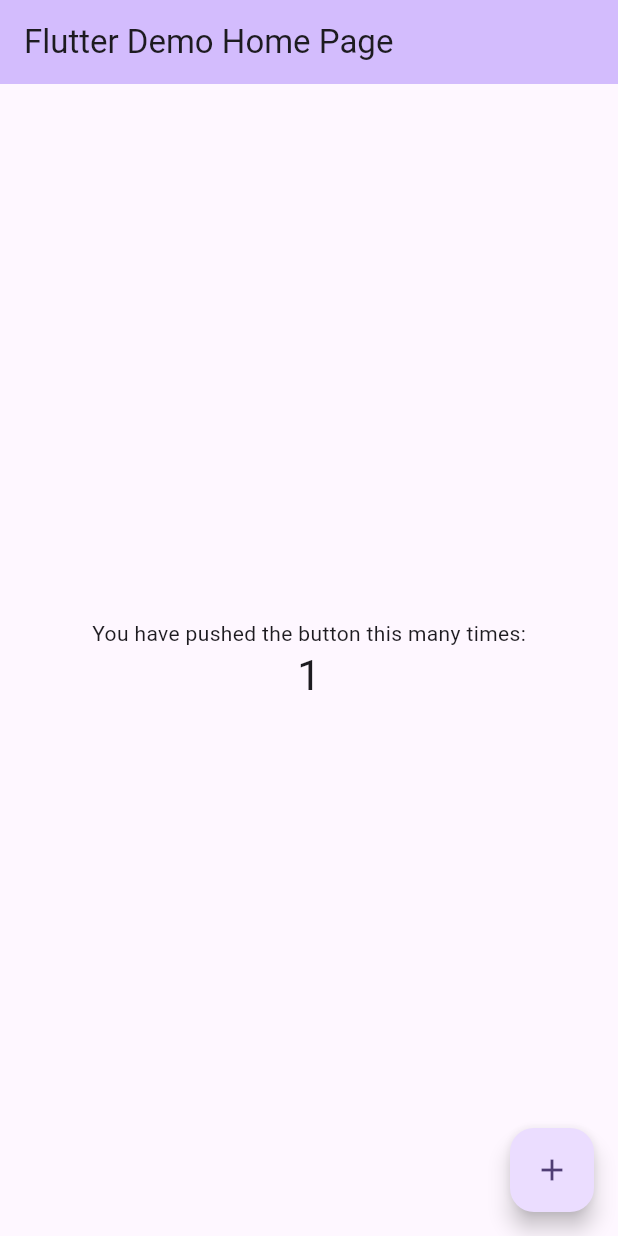
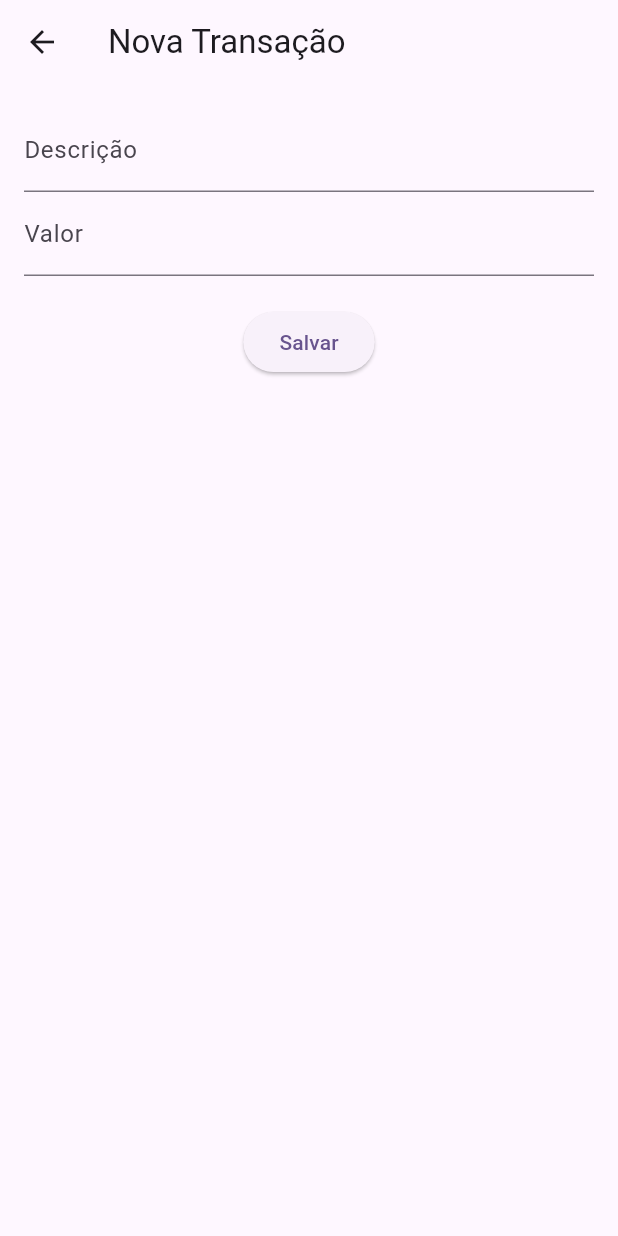
Before and after one commit to renanjava/faculdade-6s, a Flutter app: the screen it shows after launch, after a tap on the "add" icon, on a phone screen of 412 x 824 dp. Run offline on Flutter 3.47's test engine with Material 3 defaults, Android fonts, the phone set to English and light mode, and no system bars.

Commit message:
commit 3

```diff
--- a/flutter-2semestre/atv1_2bim/lib/main.dart
+++ b/flutter-2semestre/atv1_2bim/lib/main.dart
@@ -1,4 +1,6 @@
 import 'package:flutter/material.dart';
+import 'screens/form.dart';
+import 'model/transaction.dart';
 
 void main() {
   runApp(const MyApp());
@@ -6,47 +8,21 @@
 
 class MyApp extends StatelessWidget {
   const MyApp({super.key});
-
-  // This widget is the root of your application.
   @override
   Widget build(BuildContext context) {
     return MaterialApp(
-      title: 'Flutter Demo',
+      title: 'Aplicação Bancária',
       theme: ThemeData(
-        // This is the theme of your application.
-        //
-        // TRY THIS: Try running your application with "flutter run". You'll see
-        // the application has a purple toolbar. Then, without quitting the app,
-        // try changing the seedColor in the colorScheme below to Colors.green
-        // and then invoke "hot reload" (save your changes or press the "hot
-        // reload" button in a Flutter-supported IDE, or press "r" if you used
-        // the command line to start the app).
-        //
-        // Notice that the counter didn't reset back to zero; the application
-        // state is not lost during the reload. To reset the state, use hot
-        // restart instead.
-        //
-        // This works for code too, not just values: Most code changes can be
-        // tested with just a hot reload.
         colorScheme: ColorScheme.fromSeed(seedColor: Colors.deepPurple),
         useMaterial3: true,
       ),
-      home: const MyHomePage(title: 'Flutter Demo Home Page'),
+      home: const MyHomePage(title: 'Aplicação Bancária'),
     );
   }
 }
 
 class MyHomePage extends StatefulWidget {
   const MyHomePage({super.key, required this.title});
-
-  // This widget is the home page of your application. It is stateful, meaning
-  // that it has a State object (defined below) that contains fields that affect
-  // how it looks.
-
-  // This class is the configuration for the state. It holds the values (in this
-  // case the title) provided by the parent (in this case the App widget) and
-  // used by the build method of the State. Fields in a Widget subclass are
-  // always marked "final".
 
   final String title;
 
@@ -55,71 +31,58 @@
 }
 
 class _MyHomePageState extends State<MyHomePage> {
-  int _counter = 0;
-
-  void _incrementCounter() {
-    setState(() {
-      // This call to setState tells the Flutter framework that something has
-      // changed in this State, which causes it to rerun the build method below
-      // so that the display can reflect the updated values. If we changed
-      // _counter without calling setState(), then the build method would not be
-      // called again, and so nothing would appear to happen.
-      _counter++;
+  final List<Transaction> _transacoes = [];
+  void _adicionarNovaTransacao() {
+    Navigator.push(
+      context,
+      MaterialPageRoute(
+        builder: (context) => TransactionForm(),
+      ),
+    ).then((result) {
+      if (result != null && result is Transaction) {
+        setState(() {
+          _transacoes.add(result);
+        });
+      }
     });
   }
 
   @override
   Widget build(BuildContext context) {
-    // This method is rerun every time setState is called, for instance as done
-    // by the _incrementCounter method above.
-    //
-    // The Flutter framework has been optimized to make rerunning build methods
-    // fast, so that you can just rebuild anything that needs updating rather
-    // than having to individually change instances of widgets.
     return Scaffold(
       appBar: AppBar(
-        // TRY THIS: Try changing the color here to a specific color (to
-        // Colors.amber, perhaps?) and trigger a hot reload to see the AppBar
-        // change color while the other colors stay the same.
         backgroundColor: Theme.of(context).colorScheme.inversePrimary,
-        // Here we take the value from the MyHomePage object that was created by
-        // the App.build method, and use it to set our appbar title.
         title: Text(widget.title),
       ),
       body: Center(
-        // Center is a layout widget. It takes a single child and positions it
-        // in the middle of the parent.
         child: Column(
-          // Column is also a layout widget. It takes a list of children and
-          // arranges them vertically. By default, it sizes itself to fit its
-          // children horizontally, and tries to be as tall as its parent.
-          //
-          // Column has various properties to control how it sizes itself and
-          // how it positions its children. Here we use mainAxisAlignment to
-          // center the children vertically; the main axis here is the vertical
-          // axis because Columns are vertical (the cross axis would be
-          // horizontal).
-          //
-          // TRY THIS: Invoke "debug painting" (choose the "Toggle Debug Paint"
-          // action in the IDE, or press "p" in the console), to see the
-          // wireframe for each widget.
           mainAxisAlignment: MainAxisAlignment.center,
           children: <Widget>[
             const Text(
-              'You have pushed the button this many times:',
+              'Transações:',
             ),
-            Text(
-              '$_counter',
-              style: Theme.of(context).textTheme.headlineMedium,
+            Expanded(
+              child: ListView.builder(
+                itemCount: _transacoes.length,
+                itemBuilder: (context, index) {
+                  final transacao = _transacoes[index];
+                  return ListTile(
+                    title: Text(transacao.name),
+                    subtitle: Text('valor: ${transacao.values}'),
+                    onTap: () {
+                    },
+                  );
+                },
+              ),
             ),
           ],
         ),
       ),
       floatingActionButton: FloatingActionButton(
-        onPressed: _incrementCounter,
-        tooltip: 'Increment',
+        onPressed: _adicionarNovaTransacao,
+        tooltip: 'Nova Transação',
         child: const Icon(Icons.add),
-      ), // This trailing comma makes auto-formatting nicer for build methods.
+      ),
     );
   }
 }
--- a/flutter-2semestre/atv1_2bim/lib/services/transaction.dart
+++ b/flutter-2semestre/atv1_2bim/lib/model/transaction.dart
@@ -1,5 +1,5 @@
 class Transaction {
-  final int id;
+  final String id;
   final String name;
   final double values;
 
--- a/flutter-2semestre/atv1_2bim/lib/screens/form.dart
+++ b/flutter-2semestre/atv1_2bim/lib/screens/form.dart
@@ -0,0 +1,67 @@
+import 'package:atv1_2bim/model/transaction.dart';
+import 'package:atv1_2bim/services/abstract_service.dart';
+import 'package:flutter/material.dart';
+
+class TransactionForm extends StatefulWidget {
+  late final ImplementService service;
+
+  @override
+  _TransactionFormState createState() => _TransactionFormState();
+}
+
+class _TransactionFormState extends State<TransactionForm> {
+  final _formKey = GlobalKey<FormState>();
+  String _name = '';
+  double _values = 0;
+
+  @override
+  Widget build(BuildContext context) {
+    return Scaffold(
+      appBar: AppBar(
+        title: Text('Nova Transação'),
+      ),
+      body: Padding(
+        padding: EdgeInsets.all(16.0),
+        child: Form(
+          key: _formKey,
+          child: Column(
+            children: [
+              TextFormField(
+                decoration: InputDecoration(labelText: 'Descrição'),
+                onSaved: (valor) => _name = valor ?? '',
+                validator: (valor) {
+                  if (valor == null || valor.isEmpty) {
+                    return 'Por favor, insira uma descrição';
+                  }
+                  return null;
+                },
+              ),
+              TextFormField(
+                decoration: InputDecoration(labelText: 'Valor'),
+                keyboardType: TextInputType.number,
+                onSaved: (valor) => _values = double.parse(valor ?? '0'),
+                validator: (valor) {
+                  if (valor == null || double.tryParse(valor) == null) {
+                    return 'Por favor, insira um valor válido';
+                  }
+                  return null;
+                },
+              ),
+              SizedBox(height: 20),
+              ElevatedButton(
+                onPressed: () {
+                  if (_formKey.currentState?.validate() ?? false) {
+                    _formKey.currentState?.save();
+                    widget.service.create(Transaction(id: '0', name: _name, values: _values));
+                    Navigator.pop(context);
+                  }
+                },
+                child: Text('Salvar'),
+              ),
+            ],
+          ),
+        ),
+      ),
+    );
+  }
+}
```
Also changed, not shown: flutter-2semestre/atv1_2bim/lib/screens/list.dart (+56 -0 lines), flutter-2semestre/atv1_2bim/lib/services/abstract-api.dart (deleted, +0 -11 lines), flutter-2semestre/atv1_2bim/lib/services/abstract_service.dart (added, +58 -0 lines), flutter-2semestre/atv1_2bim/lib/services/implement-api.dart (deleted, +0 -63 lines), 1 other file.
